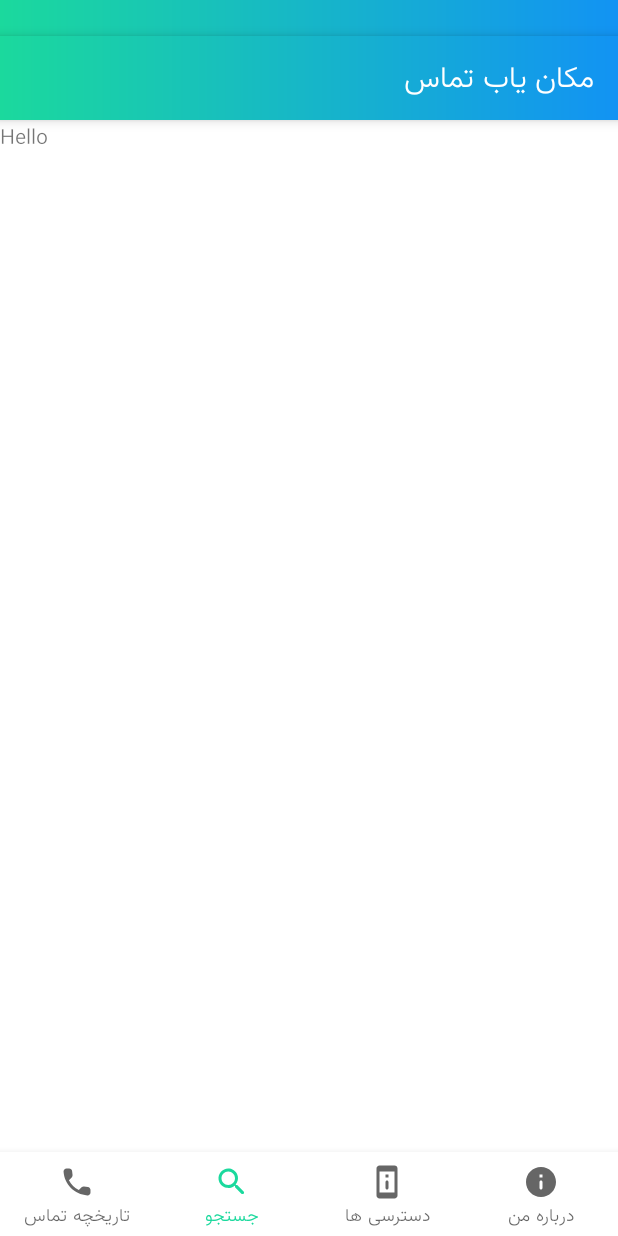
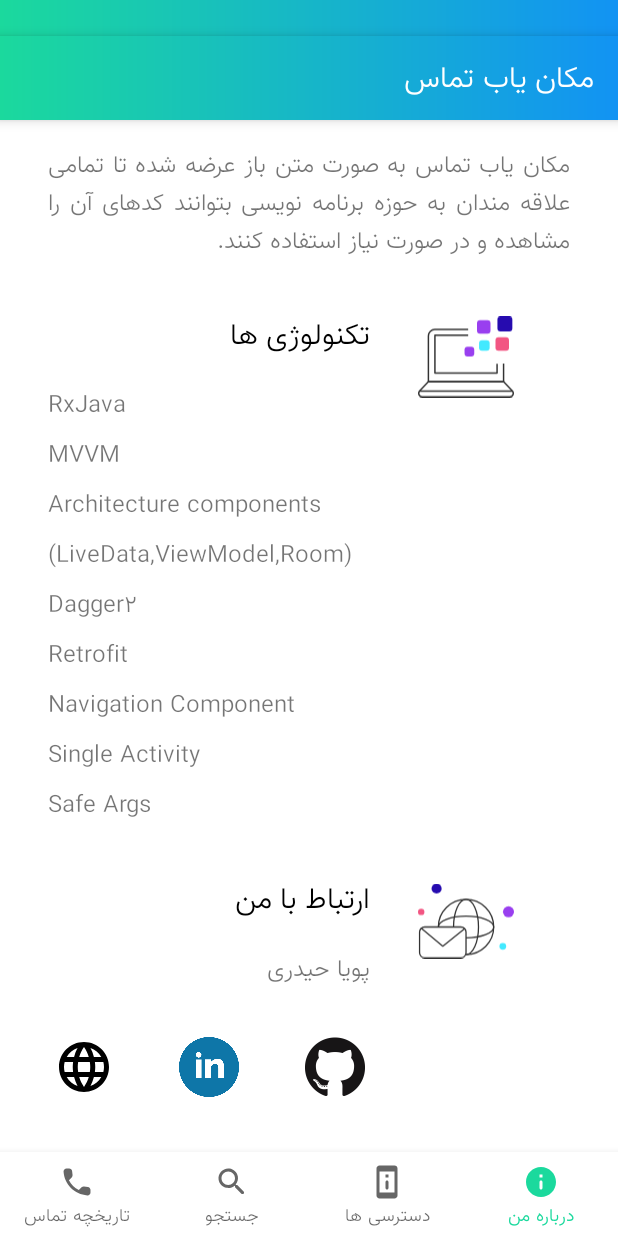
Before and after one commit to HeyPouya/AntiSpam, an Android app: the screen it shows after launch (MainActivity), item 4 of the bottom bar chosen, on a phone screen of 412 x 824 dp. Run offline under Robolectric (Android 15) with nearby library versions, the phone set to English and light mode, and no system bars; our stand-ins replace Room's generated code, navigation-ui.

Commit message:
Added aboutMe

```diff
--- /dev/null
+++ b/app/src/main/java/ir/apptune/antispam/features/about/AboutMeFragment.kt
@@ -0,0 +1,49 @@
+package ir.apptune.antispam.features.about
+
+import android.content.Intent
+import android.net.Uri
+import android.os.Bundle
+import android.view.LayoutInflater
+import android.view.View
+import android.view.ViewGroup
+import androidx.fragment.app.Fragment
+import ir.apptune.antispam.R
+import ir.apptune.antispam.utils.GITHUB_URL
+import ir.apptune.antispam.utils.LINKED_IN_URL
+import ir.apptune.antispam.utils.PERSONAL_WEBSITE_URL
+import kotlinx.android.synthetic.main.fragment_about_me.*
+
+/**
+ * A fragment only to show some about me info
+ */
+class AboutMeFragment : Fragment(), View.OnClickListener {
+
+    /**
+     * inflates the layout
+     */
+    override fun onCreateView(inflater: LayoutInflater, container: ViewGroup?, savedInstanceState: Bundle?): View? {
+        return inflater.inflate(R.layout.fragment_about_me, container, false)
+    }
+
+    /**
+     * sets up click listeners
+     */
+    override fun onViewCreated(view: View, savedInstanceState: Bundle?) {
+        super.onViewCreated(view, savedInstanceState)
+
+        imgGithub.setOnClickListener(this)
+        imgLinkedin.setOnClickListener(this)
+        imgWebsite.setOnClickListener(this)
+    }
+
+    /**
+     * performs clicks on social buttons
+     */
+    override fun onClick(v: View?) {
+        when (v?.id) {
+            R.id.imgGithub -> startActivity(Intent(Intent.ACTION_VIEW, Uri.parse(GITHUB_URL)))
+            R.id.imgLinkedin -> startActivity(Intent(Intent.ACTION_VIEW, Uri.parse(LINKED_IN_URL)))
+            R.id.imgWebsite -> startActivity(Intent(Intent.ACTION_VIEW, Uri.parse(PERSONAL_WEBSITE_URL)))
+        }
+    }
+}
--- a/app/src/main/java/ir/apptune/antispam/utils/Constants.kt
+++ b/app/src/main/java/ir/apptune/antispam/utils/Constants.kt
@@ -4,3 +4,6 @@ import android.provider.CallLog
 
 const val DATABASE_NAME = "locations.db"
 const val CALL_LOG_SORT = CallLog.Calls.DATE + " DESC"
+const val GITHUB_URL = "https://github.com/SirLordPouya/AntiSpam"
+const val PERSONAL_WEBSITE_URL = "https://pouyaheydari.com"
+const val LINKED_IN_URL = "https://linkedin.com/in/pouyaheydari/"
--- /dev/null
+++ b/app/src/main/res/drawable/ic_contact.xml
@@ -0,0 +1,49 @@
+<vector xmlns:android="http://schemas.android.com/apk/res/android"
+    android:width="149dp"
+    android:height="116.82dp"
+    android:autoMirrored="true"
+    android:viewportWidth="149"
+    android:viewportHeight="116.82">
+    <path
+        android:fillColor="#00000000"
+        android:pathData="M10.4,67.76L66.56,67.76A7.97,7.97 0,0 1,74.53 75.73L74.53,107.84A7.97,7.97 0,0 1,66.56 115.81L10.4,115.81A7.97,7.97 0,0 1,2.43 107.84L2.43,75.73A7.97,7.97 0,0 1,10.4 67.76z"
+        android:strokeWidth="2"
+        android:strokeColor="#333"
+        android:strokeLineJoin="round" />
+    <path
+        android:fillColor="#00000000"
+        android:pathData="M4.64,69.45l33.84,28.15l34.22,-27.54"
+        android:strokeWidth="2"
+        android:strokeColor="#333"
+        android:strokeLineJoin="round" />
+    <path
+        android:fillColor="#00000000"
+        android:pathData="M31.59,67.76a42.95,42.95 0,1 1,42.94 42.95"
+        android:strokeWidth="2"
+        android:strokeColor="#333"
+        android:strokeLineJoin="round" />
+    <path
+        android:fillColor="#00000000"
+        android:pathData="M55.17,67.76c0,-23.72 8.67,-42.94 19.36,-42.94S93.9,44 93.9,67.76s-8.67,42.95 -19.37,42.95"
+        android:strokeWidth="2"
+        android:strokeColor="#333"
+        android:strokeLineJoin="round" />
+    <path
+        android:fillColor="#00000000"
+        android:pathData="M31.59,67.76c0,-9.3 19.22,-16.84 42.94,-16.84s43,7.54 43,16.84S98.25,84.61 74.53,84.61"
+        android:strokeWidth="2"
+        android:strokeColor="#333"
+        android:strokeLineJoin="round" />
+    <path
+        android:fillColor="#260baf"
+        android:pathData="M28.86,7.86m-7.86,0a7.86,7.86 0,1 1,15.72 0a7.86,7.86 0,1 1,-15.72 0" />
+    <path
+        android:fillColor="#993fef"
+        android:pathData="M140.46,44.14m-8.54,0a8.54,8.54 0,1 1,17.08 0a8.54,8.54 0,1 1,-17.08 0" />
+    <path
+        android:fillColor="#43e9ff"
+        android:pathData="M131.64,97.8m-5.3,0a5.3,5.3 0,1 1,10.6 0a5.3,5.3 0,1 1,-10.6 0" />
+    <path
+        android:fillColor="#f25582"
+        android:pathData="M4.98,44.26m-4.98,0a4.98,4.98 0,1 1,9.96 0a4.98,4.98 0,1 1,-9.96 0" />
+</vector>
--- /dev/null
+++ b/app/src/main/res/drawable/ic_tech.xml
@@ -0,0 +1,46 @@
+<vector xmlns:android="http://schemas.android.com/apk/res/android"
+    android:width="130.25dp"
+    android:height="109.89dp"
+    android:autoMirrored="true"
+    android:viewportWidth="130.25"
+    android:viewportHeight="109.89">
+    <path
+        android:fillColor="#00000000"
+        android:pathData="M116.11,63.79V88.31h-102V26.45a8.74,8.74 0,0 1,8.74 -8.74H68.07"
+        android:strokeWidth="2"
+        android:strokeColor="#333"
+        android:strokeLineJoin="round" />
+    <path
+        android:fillColor="#00000000"
+        android:pathData="M107.28,64.21l0,12.33l-84.32,0l0,-50.98l45.11,0"
+        android:strokeWidth="2"
+        android:strokeColor="#333"
+        android:strokeLineJoin="round" />
+    <path
+        android:fillColor="#00000000"
+        android:pathData="M116.11,88.31h-102L2.35,100.69a4.85,4.85 0,0 0,3.52 8.2H124.38a4.85,4.85 0,0 0,3.52 -8.2Z"
+        android:strokeWidth="2"
+        android:strokeColor="#333"
+        android:strokeLineJoin="round" />
+    <path
+        android:fillColor="#260baf"
+        android:pathData="M111.78,0L124,0A4,4 0,0 1,128 4L128,16.22A4,4 0,0 1,124 20.22L111.78,20.22A4,4 0,0 1,107.78 16.22L107.78,4A4,4 0,0 1,111.78 0z" />
+    <path
+        android:fillColor="#993fef"
+        android:pathData="M84.06,5.19L94.37,5.19A4,4 0,0 1,98.37 9.19L98.37,19.5A4,4 0,0 1,94.37 23.5L84.06,23.5A4,4 0,0 1,80.06 19.5L80.06,9.19A4,4 0,0 1,84.06 5.19z" />
+    <path
+        android:fillColor="#f25582"
+        android:pathData="M109.15,28.18L119.46,28.18A4,4 0,0 1,123.46 32.18L123.46,42.49A4,4 0,0 1,119.46 46.49L109.15,46.49A4,4 0,0 1,105.15 42.49L105.15,32.18A4,4 0,0 1,109.15 28.18z" />
+    <path
+        android:fillColor="#993fef"
+        android:pathData="M67.16,41.19L72.32,41.19A4,4 0,0 1,76.32 45.19L76.32,50.35A4,4 0,0 1,72.32 54.35L67.16,54.35A4,4 0,0 1,63.16 50.35L63.16,45.19A4,4 0,0 1,67.16 41.19z" />
+    <path
+        android:fillColor="#43e9ff"
+        android:pathData="M86.86,32.12L93.19,32.12A4,4 0,0 1,97.19 36.12L97.19,42.45A4,4 0,0 1,93.19 46.45L86.86,46.45A4,4 0,0 1,82.86 42.45L82.86,36.12A4,4 0,0 1,86.86 32.12z" />
+    <path
+        android:fillColor="#00000000"
+        android:pathData="M1.82,101.06L128.13,101.06"
+        android:strokeWidth="2"
+        android:strokeColor="#333"
+        android:strokeLineJoin="round" />
+</vector>
--- /dev/null
+++ b/app/src/main/res/drawable/ic_world.xml
@@ -0,0 +1,10 @@
+<vector xmlns:android="http://schemas.android.com/apk/res/android"
+    android:width="24dp"
+    android:height="24dp"
+    android:autoMirrored="true"
+    android:viewportWidth="24.0"
+    android:viewportHeight="24.0">
+    <path
+        android:fillColor="#FF000000"
+        android:pathData="M11.99,2C6.47,2 2,6.48 2,12s4.47,10 9.99,10C17.52,22 22,17.52 22,12S17.52,2 11.99,2zM18.92,8h-2.95c-0.32,-1.25 -0.78,-2.45 -1.38,-3.56 1.84,0.63 3.37,1.91 4.33,3.56zM12,4.04c0.83,1.2 1.48,2.53 1.91,3.96h-3.82c0.43,-1.43 1.08,-2.76 1.91,-3.96zM4.26,14C4.1,13.36 4,12.69 4,12s0.1,-1.36 0.26,-2h3.38c-0.08,0.66 -0.14,1.32 -0.14,2 0,0.68 0.06,1.34 0.14,2L4.26,14zM5.08,16h2.95c0.32,1.25 0.78,2.45 1.38,3.56 -1.84,-0.63 -3.37,-1.9 -4.33,-3.56zM8.03,8L5.08,8c0.96,-1.66 2.49,-2.93 4.33,-3.56C8.81,5.55 8.35,6.75 8.03,8zM12,19.96c-0.83,-1.2 -1.48,-2.53 -1.91,-3.96h3.82c-0.43,1.43 -1.08,2.76 -1.91,3.96zM14.34,14L9.66,14c-0.09,-0.66 -0.16,-1.32 -0.16,-2 0,-0.68 0.07,-1.35 0.16,-2h4.68c0.09,0.65 0.16,1.32 0.16,2 0,0.68 -0.07,1.34 -0.16,2zM14.59,19.56c0.6,-1.11 1.06,-2.31 1.38,-3.56h2.95c-0.96,1.65 -2.49,2.93 -4.33,3.56zM16.36,14c0.08,-0.66 0.14,-1.32 0.14,-2 0,-0.68 -0.06,-1.34 -0.14,-2h3.38c0.16,0.64 0.26,1.31 0.26,2s-0.1,1.36 -0.26,2h-3.38z" />
+</vector>
--- /dev/null
+++ b/app/src/main/res/layout/fragment_about_me.xml
@@ -0,0 +1,152 @@
+<?xml version="1.0" encoding="utf-8"?>
+<ScrollView xmlns:android="http://schemas.android.com/apk/res/android"
+    xmlns:app="http://schemas.android.com/apk/res-auto"
+    android:layout_width="match_parent"
+    android:layout_height="match_parent"
+    android:background="@android:color/white">
+
+
+    <androidx.constraintlayout.widget.ConstraintLayout
+        android:layout_width="match_parent"
+        android:layout_height="wrap_content">
+
+
+        <TextView
+            android:id="@+id/txt3"
+            android:layout_width="0dp"
+            android:layout_height="wrap_content"
+            android:layout_marginStart="32dp"
+            android:layout_marginTop="16dp"
+            android:layout_marginEnd="32dp"
+            android:justificationMode="inter_word"
+            android:text="@string/app_description"
+            android:textSize="16sp"
+            app:layout_constraintEnd_toEndOf="parent"
+            app:layout_constraintStart_toStartOf="parent"
+            app:layout_constraintTop_toTopOf="parent" />
+
+        <ImageView
+            android:id="@+id/imgTech"
+            android:layout_width="64dp"
+            android:layout_height="64dp"
+            android:layout_marginTop="32dp"
+            android:contentDescription="@string/technologies"
+            android:src="@drawable/ic_tech"
+            app:layout_constraintEnd_toEndOf="parent"
+            app:layout_constraintHorizontal_bias="0.8"
+            app:layout_constraintStart_toStartOf="parent"
+            app:layout_constraintTop_toBottomOf="@id/txt3" />
+
+        <TextView
+            android:id="@+id/txtTech"
+            android:layout_width="0dp"
+            android:layout_height="wrap_content"
+            android:layout_marginTop="32dp"
+            android:layout_marginEnd="32dp"
+            android:gravity="start"
+            android:text="@string/technologies"
+            android:textColor="@android:color/black"
+            android:textSize="20sp"
+            app:layout_constraintEnd_toStartOf="@id/imgTech"
+            app:layout_constraintStart_toStartOf="parent"
+            app:layout_constraintTop_toBottomOf="@id/txt3" />
+
+        <TextView
+            android:id="@+id/txtTechDesc"
+            android:layout_width="0dp"
+            android:layout_height="wrap_content"
+            android:layout_marginStart="32dp"
+            android:layout_marginTop="16dp"
+            android:lineSpacingExtra="8dp"
+            android:text="@string/technologies_description"
+            android:textSize="16sp"
+            app:layout_constraintEnd_toStartOf="@id/imgTech"
+            app:layout_constraintStart_toStartOf="parent"
+            app:layout_constraintTop_toBottomOf="@id/txtTech" />
+
+        <ImageView
+            android:id="@+id/imgContact"
+            android:layout_width="64dp"
+            android:layout_height="64dp"
+            android:layout_marginTop="32dp"
+            android:contentDescription="@string/contact_me"
+            android:src="@drawable/ic_contact"
+            app:layout_constraintEnd_toEndOf="parent"
+            app:layout_constraintHorizontal_bias="0.8"
+            app:layout_constraintStart_toStartOf="parent"
+            app:layout_constraintTop_toBottomOf="@id/txtTechDesc" />
+
+        <TextView
+            android:id="@+id/txtContact"
+            android:layout_width="0dp"
+            android:layout_height="wrap_content"
+            android:layout_marginTop="32dp"
+            android:layout_marginEnd="32dp"
+            android:gravity="start"
+            android:text="@string/contact_me"
+            android:textColor="@android:color/black"
+            android:textSize="20sp"
+            app:layout_constraintEnd_toStartOf="@id/imgTech"
+            app:layout_constraintStart_toStartOf="parent"
+            app:layout_constraintTop_toBottomOf="@id/txtTechDesc" />
+
+        <TextView
+            android:id="@+id/txtContactDetails"
+            android:layout_width="0dp"
+            android:layout_height="wrap_content"
+            android:layout_marginTop="16dp"
+            android:layout_marginEnd="32dp"
+            android:gravity="start"
+            android:text="@string/pouya_heydari"
+            android:textSize="16sp"
+            app:layout_constraintEnd_toEndOf="parent"
+            app:layout_constraintEnd_toStartOf="@id/imgContact"
+            app:layout_constraintTop_toBottomOf="@id/txtContact" />
+
+        <ImageView
+            android:id="@+id/imgGithub"
+            android:layout_width="40dp"
+            android:layout_height="40dp"
+            android:layout_marginStart="8dp"
+            android:layout_marginTop="32dp"
+            android:layout_marginEnd="8dp"
+            android:layout_marginBottom="32dp"
+            android:contentDescription="@string/github"
+            android:src="@drawable/ic_github"
+            app:layout_constraintBottom_toBottomOf="parent"
+            app:layout_constraintEnd_toStartOf="@+id/imgContact"
+            app:layout_constraintStart_toEndOf="@id/imgLinkedin"
+            app:layout_constraintTop_toBottomOf="@id/txtContactDetails" />
+
+        <ImageView
+            android:id="@+id/imgLinkedin"
+            android:layout_width="40dp"
+            android:layout_height="40dp"
+            android:layout_marginStart="8dp"
+            android:layout_marginTop="32dp"
+            android:layout_marginEnd="8dp"
+            android:layout_marginBottom="32dp"
+            android:contentDescription="@string/linkedin"
+            android:src="@drawable/ic_linkedin"
+            app:layout_constraintBottom_toBottomOf="parent"
+            app:layout_constraintEnd_toStartOf="@id/imgGithub"
+            app:layout_constraintStart_toEndOf="@id/imgWebsite"
+            app:layout_constraintTop_toBottomOf="@id/txtContactDetails" />
+
+        <ImageView
+            android:id="@+id/imgWebsite"
+            android:layout_width="40dp"
+            android:layout_height="40dp"
+            android:layout_marginStart="8dp"
+            android:layout_marginTop="32dp"
+            android:layout_marginEnd="8dp"
+            android:layout_marginBottom="32dp"
+            android:contentDescription="@string/website"
+            android:src="@drawable/ic_world"
+            app:layout_constraintBottom_toBottomOf="parent"
+            app:layout_constraintEnd_toStartOf="@id/imgLinkedin"
+            app:layout_constraintStart_toStartOf="parent"
+            app:layout_constraintTop_toBottomOf="@id/txtContactDetails" />
+
+    </androidx.constraintlayout.widget.ConstraintLayout>
+</ScrollView>
--- a/app/src/main/res/menu/main_menu.xml
+++ b/app/src/main/res/menu/main_menu.xml
@@ -14,7 +14,7 @@
         android:icon="@drawable/ic_permission"
         android:title="@string/permissions" />
     <item
-        android:id="@+id/aboutMenu"
+        android:id="@+id/aboutMeFragment"
         android:icon="@drawable/ic_info"
         android:title="@string/about_me" />
 
--- a/app/src/main/res/navigation/main_nav_graph.xml
+++ b/app/src/main/res/navigation/main_nav_graph.xml
@@ -14,4 +14,8 @@
         android:id="@+id/callLogsFragment"
         android:name="ir.apptune.antispam.features.callog.CallLogsFragment"
         android:label="CallLogsFragment" />
+    <fragment
+        android:id="@+id/aboutMeFragment"
+        android:name="ir.apptune.antispam.features.about.AboutMeFragment"
+        android:label="AboutMeFragment" />
 </navigation>
--- a/app/src/main/res/values/strings.xml
+++ b/app/src/main/res/values/strings.xml
@@ -15,5 +15,13 @@
     <string name="search">جستجو</string>
     <string name="about_me">درباره من</string>
     <string name="permissions">دسترسی ها</string>
+    <string name="github">github</string>
+    <string name="linkedin">linkedin</string>
+    <string name="website">website</string>
+    <string name="app_description">مکان یاب تماس به صورت متن باز عرضه شده تا تمامی علاقه مندان به حوزه برنامه نویسی بتوانند کدهای آن را مشاهده و در صورت نیاز استفاده کنند.</string>
+    <string name="technologies">تکنولوژی ها</string>
+    <string name="technologies_description">RxJava\nMVVM\nArchitecture components\n(LiveData,ViewModel,Room)\nDagger2\nRetrofit\nNavigation Component\nSingle Activity\nSafe Args</string>
+    <string name="contact_me">ارتباط با من</string>
+    <string name="pouya_heydari">پویا حیدری</string>
 
 </resources>
```
Also changed, not shown: app/src/main/res/drawable/ic_github.png (added), app/src/main/res/drawable/ic_linkedin.png (added).
